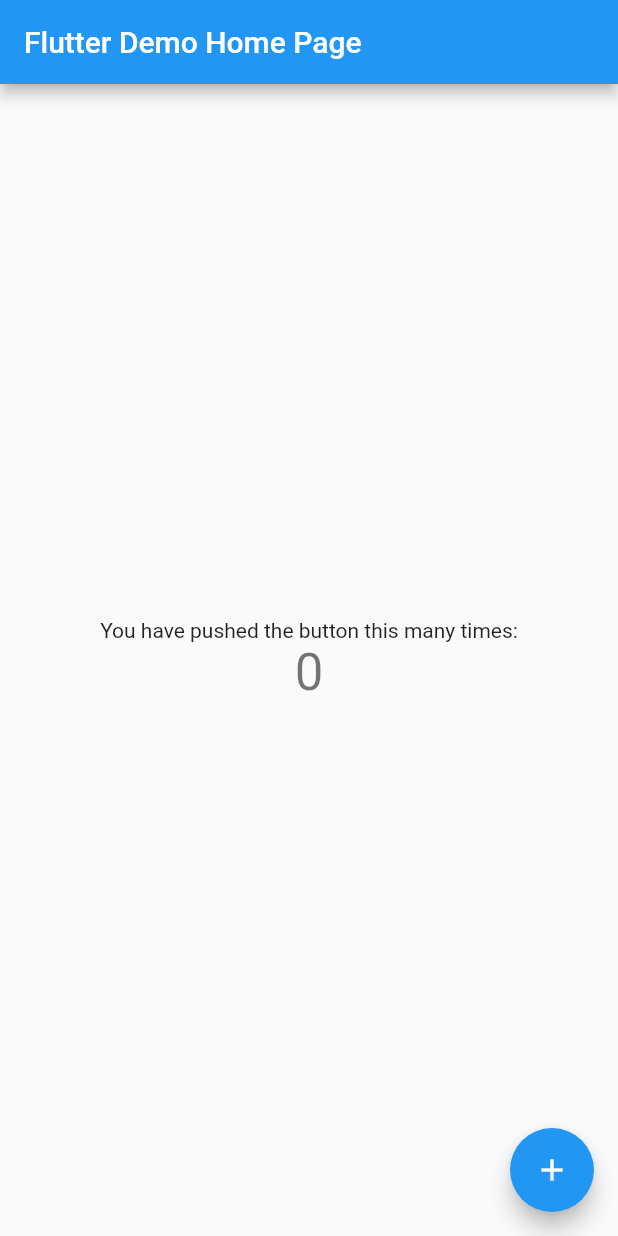
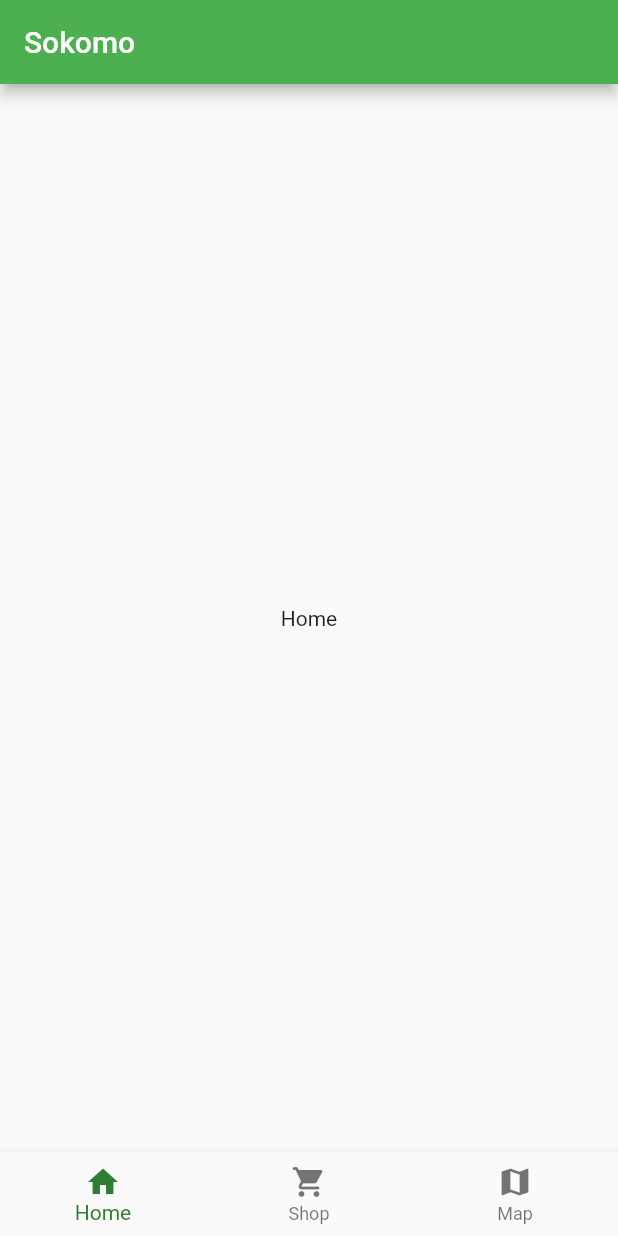
Before and after one commit to eddieogola/plp, a Flutter app: the screen it shows after launch, on a phone screen of 412 x 824 dp. Run offline on Flutter 3.47's test engine with Material 2 defaults, Android fonts, the phone set to English and light mode, and no system bars.

Commit message:
Navigation bar

```diff
--- a/lib/main.dart
+++ b/lib/main.dart
@@ -1,4 +1,5 @@
 import 'package:flutter/material.dart';
+import 'package:plp/screens/start.dart';
 
 void main() {
   runApp(const MyApp());
@@ -7,109 +8,16 @@ void main() {
 class MyApp extends StatelessWidget {
   const MyApp({Key? key}) : super(key: key);
 
-  // This widget is the root of your application.
+  static const String _title = 'Sokomo';
+
   @override
   Widget build(BuildContext context) {
     return MaterialApp(
-      title: 'Flutter Demo',
+      title: _title,
       theme: ThemeData(
-        // This is the theme of your application.
-        //
-        // Try running your application with "flutter run". You'll see the
-        // application has a blue toolbar. Then, without quitting the app, try
-        // changing the primarySwatch below to Colors.green and then invoke
-        // "hot reload" (press "r" in the console where you ran "flutter run",
-        // or simply save your changes to "hot reload" in a Flutter IDE).
-        // Notice that the counter didn't reset back to zero; the application
-        // is not restarted.
-        primarySwatch: Colors.blue,
+        primarySwatch: Colors.green,
       ),
-      home: const MyHomePage(title: 'Flutter Demo Home Page'),
+      home: const StartScreen(title: _title),
     );
   }
 }
-
-class MyHomePage extends StatefulWidget {
-  const MyHomePage({Key? key, required this.title}) : super(key: key);
-
-  // This widget is the home page of your application. It is stateful, meaning
-  // that it has a State object (defined below) that contains fields that affect
-  // how it looks.
-
-  // This class is the configuration for the state. It holds the values (in this
-  // case the title) provided by the parent (in this case the App widget) and
-  // used by the build method of the State. Fields in a Widget subclass are
-  // always marked "final".
-
-  final String title;
-
-  @override
-  State<MyHomePage> createState() => _MyHomePageState();
-}
-
-class _MyHomePageState extends State<MyHomePage> {
-  int _counter = 0;
-
-  void _incrementCounter() {
-    setState(() {
-      // This call to setState tells the Flutter framework that something has
-      // changed in this State, which causes it to rerun the build method below
-      // so that the display can reflect the updated values. If we changed
-      // _counter without calling setState(), then the build method would not be
-      // called again, and so nothing would appear to happen.
-      _counter++;
-    });
-  }
-
-  @override
-  Widget build(BuildContext context) {
-    // This method is rerun every time setState is called, for instance as done
-    // by the _incrementCounter method above.
-    //
-    // The Flutter framework has been optimized to make rerunning build methods
-    // fast, so that you can just rebuild anything that needs updating rather
-    // than having to individually change instances of widgets.
-    return Scaffold(
-      appBar: AppBar(
-        // Here we take the value from the MyHomePage object that was created by
-        // the App.build method, and use it to set our appbar title.
-        title: Text(widget.title),
-      ),
-      body: Center(
-        // Center is a layout widget. It takes a single child and positions it
-        // in the middle of the parent.
-        child: Column(
-          // Column is also a layout widget. It takes a list of children and
-          // arranges them vertically. By default, it sizes itself to fit its
-          // children horizontally, and tries to be as tall as its parent.
-          //
-          // Invoke "debug painting" (press "p" in the console, choose the
-          // "Toggle Debug Paint" action from the Flutter Inspector in Android
-          // Studio, or the "Toggle Debug Paint" command in Visual Studio Code)
-          // to see the wireframe for each widget.
-          //
-          // Column has various properties to control how it sizes itself and
-          // how it positions its children. Here we use mainAxisAlignment to
-          // center the children vertically; the main axis here is the vertical
-          // axis because Columns are vertical (the cross axis would be
-          // horizontal).
-          mainAxisAlignment: MainAxisAlignment.center,
-          children: <Widget>[
-            const Text(
-              'You have pushed the button this many times:',
-            ),
-            Text(
-              '$_counter',
-              style: Theme.of(context).textTheme.headline4,
-            ),
-          ],
-        ),
-      ),
-      floatingActionButton: FloatingActionButton(
-        onPressed: _incrementCounter,
-        tooltip: 'Increment',
-        child: const Icon(Icons.add),
-      ), // This trailing comma makes auto-formatting nicer for build methods.
-    );
-  }
-}
--- /dev/null
+++ b/lib/screens/home.dart
@@ -0,0 +1,17 @@
+import 'package:flutter/material.dart';
+
+class Home extends StatefulWidget {
+  const Home({Key? key}) : super(key: key);
+
+  @override
+  State<Home> createState() => _HomeState();
+}
+
+class _HomeState extends State<Home> {
+  @override
+  Widget build(BuildContext context) {
+    return const Scaffold(
+      body: Center(child: Text('Home')),
+    );
+  }
+}
--- /dev/null
+++ b/lib/screens/map.dart
@@ -0,0 +1,17 @@
+import 'package:flutter/material.dart';
+import 'package:flutter/src/foundation/key.dart';
+import 'package:flutter/src/widgets/framework.dart';
+
+class Map extends StatefulWidget {
+  const Map({Key? key}) : super(key: key);
+
+  @override
+  State<Map> createState() => _MapState();
+}
+
+class _MapState extends State<Map> {
+  @override
+  Widget build(BuildContext context) {
+    return const Scaffold(body: Center(child: Text('Map')));
+  }
+}
--- /dev/null
+++ b/lib/screens/shop.dart
@@ -0,0 +1,18 @@
+
+import 'package:flutter/material.dart';
+
+class Shop extends StatefulWidget {
+  const Shop({Key? key}) : super(key: key);
+
+  @override
+  State<Shop> createState() => _ShopState();
+}
+
+class _ShopState extends State<Shop> {
+  @override
+  Widget build(BuildContext context) {
+    return const Scaffold(
+      body: Center(child: Text('Shop')),
+    );
+  }
+}
--- /dev/null
+++ b/lib/screens/start.dart
@@ -0,0 +1,51 @@
+import 'package:flutter/material.dart';
+import 'package:plp/screens/home.dart';
+import 'package:plp/screens/map.dart';
+import 'package:plp/screens/shop.dart';
+
+class StartScreen extends StatefulWidget {
+  const StartScreen({Key? key, required this.title}) : super(key: key);
+
+  final String title;
+
+  @override
+  State<StartScreen> createState() => _StartScreenState();
+}
+
+class _StartScreenState extends State<StartScreen> {
+  int _selectedIndex = 0;
+  static const List<Widget> _widgetOptions = <Widget>[
+    Home(),
+    Shop(),
+    Map(),
+  ];
+
+  void _onItemTapped(int index) {
+    setState(() {
+      _selectedIndex = index;
+    });
+  }
+
+  @override
+  Widget build(BuildContext context) {
+    return Scaffold(
+      appBar: AppBar(
+        title: Text(widget.title),
+      ),
+      body: Center(
+        child: _widgetOptions.elementAt(_selectedIndex),
+      ),
+      bottomNavigationBar: BottomNavigationBar(
+        items: const <BottomNavigationBarItem>[
+          BottomNavigationBarItem(icon: Icon(Icons.home), label: 'Home'),
+          BottomNavigationBarItem(
+              icon: Icon(Icons.shopping_cart_rounded), label: 'Shop'),
+          BottomNavigationBarItem(icon: Icon(Icons.map), label: 'Map'),
+        ],
+        currentIndex: _selectedIndex,
+        selectedItemColor: Colors.green[800],
+        onTap: _onItemTapped,
+      ),
+    );
+  }
+}
```
Also changed, not shown: 1 other file.
